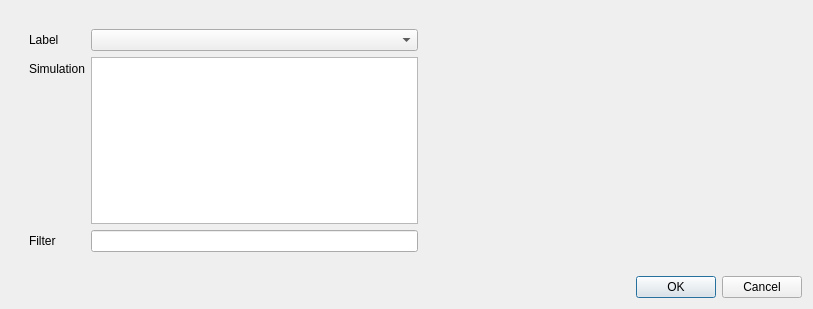
Old version of the form BrowseSimulations.ui in the repository danlipsa/foamvis.
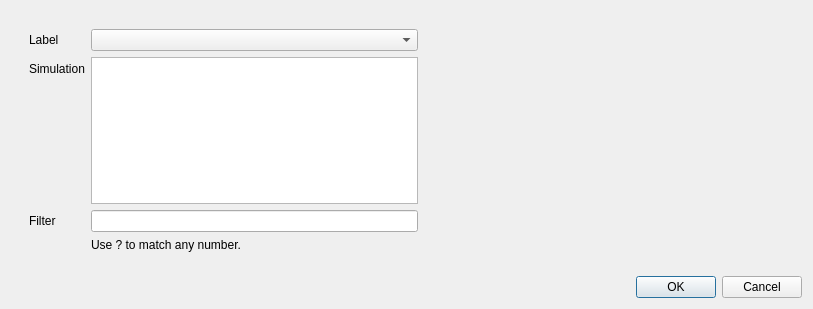
New version of the form. Custom widgets are drawn as their Qt base class.

The edit to the form file:
```diff
--- a/BrowseSimulations.ui
+++ b/BrowseSimulations.ui
@@ -50,6 +50,13 @@
          <item row="0" column="1">
           <widget class="QComboBox" name="comboBoxLabel"/>
          </item>
+         <item row="3" column="1">
+          <widget class="QLabel" name="label_4">
+           <property name="text">
+            <string>Use ? to match any number.</string>
+           </property>
+          </widget>
+         </item>
         </layout>
        </widget>
       </item>
```
